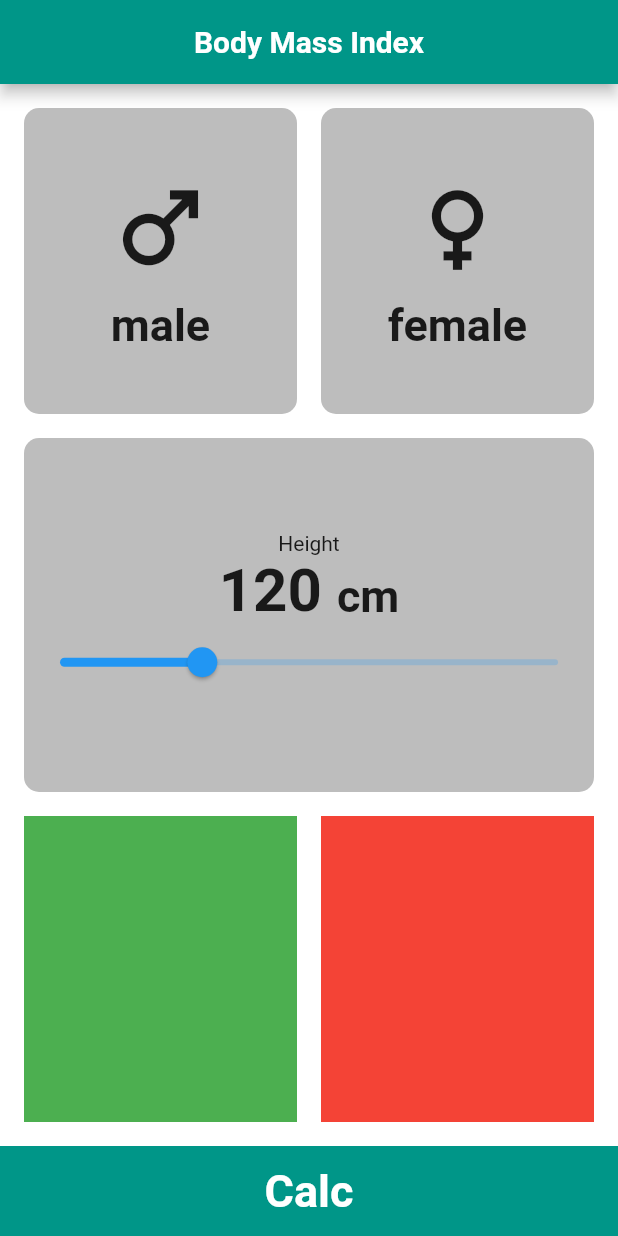
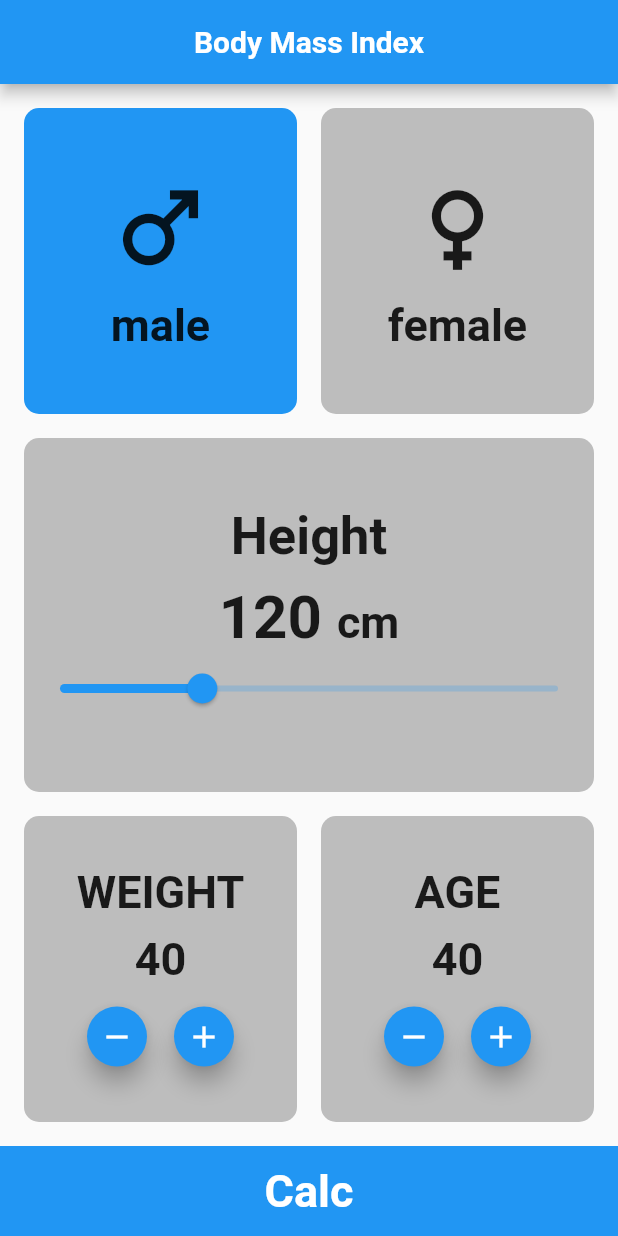
Before and after one commit to Esmail-Sameh/BMI_Calc, a Flutter app: the screen it shows after launch, on a phone screen of 412 x 824 dp. Run offline on Flutter 3.47's test engine with Material 2 defaults, Android fonts, the phone set to English and light mode, and no system bars.

Commit message:
finsh app

```diff
--- a/lib/main.dart
+++ b/lib/main.dart
@@ -1,4 +1,5 @@
 import 'package:bmi_calc/screens/home.dart';
+import 'package:bmi_calc/screens/result.dart';
 import 'package:flutter/material.dart';
 
 void main(){
@@ -16,14 +17,12 @@ class App extends StatelessWidget {
       theme: ThemeData(
         appBarTheme: AppBarTheme(
           centerTitle: true,
-          color: Colors.teal,
           titleTextStyle: TextStyle(
             color: Colors.white,
             fontSize: 20,
             fontWeight: FontWeight.bold,
           ),
         ),
-        scaffoldBackgroundColor: Color(333739),
 
       ),
     );
--- a/lib/screens/home.dart
+++ b/lib/screens/home.dart
@@ -1,3 +1,6 @@
+import 'dart:math';
+
+import 'package:bmi_calc/screens/result.dart';
 import 'package:flutter/material.dart';
 
 class Home extends StatefulWidget {
@@ -9,6 +12,12 @@ class Home extends StatefulWidget {
 
 class _HomeState extends State<Home> {
   double height= 120;
+  int age = 40;
+  int weight = 40;
+  late double result ;
+  bool isMail = true;
+  Color color = Colors.blue;
+
   @override
   Widget build(BuildContext context) {
     return Scaffold(
@@ -25,10 +34,14 @@ class _HomeState extends State<Home> {
                       children: [
                         Expanded(
                           child: GestureDetector(
-                            onTap: (){print("clac on male button");},
+                            onTap: (){
+                              setState(() {
+                                isMail = true;
+                              });
+                            },
                             child: Container(
                               decoration: BoxDecoration(
-                                color: Colors.grey[400],
+                                color: isMail? Colors.blue : Colors.grey[400],
                                 borderRadius: BorderRadius.circular(10),
                               ),
                               child: Column(
@@ -50,10 +63,15 @@ class _HomeState extends State<Home> {
                         ),
                         SizedBox(width: 16,),
                         Expanded(child: GestureDetector(
-                          onTap: (){print("clac on female button");},
+                          onTap: (){
+                            setState(() {
+                              isMail =false;
+                              print(isMail);
+                            });
+                            },
                           child: Container(
                             decoration: BoxDecoration(
-                              color: Colors.grey[400],
+                              color: isMail ? Colors.grey[400] : Colors.blue,
                               borderRadius: BorderRadius.circular(10),
                             ),
                             child: Column(
@@ -90,8 +108,12 @@ class _HomeState extends State<Home> {
                         children: [
                           Text(
                             "Height",
-
+                            style: TextStyle(
+                              fontWeight: FontWeight.bold,
+                              fontSize: 35.0,
+                            ),
                           ),
+                          SizedBox(height: 10,),
                           Row(
                             mainAxisAlignment: MainAxisAlignment.center,
                             crossAxisAlignment: CrossAxisAlignment.baseline,
@@ -136,22 +158,128 @@ class _HomeState extends State<Home> {
                     padding: const EdgeInsets.all(16.0),
                     child: Row(
                       children: [
-                        Expanded(child: Container(
-                          color: Colors.green,
+                        Expanded(
+                          child: Container(
+                          decoration: BoxDecoration(
+                            borderRadius: BorderRadius.circular(10),
+                            color: Colors.grey[400],
+                          ),
+                            child: Column(
+                              mainAxisAlignment: MainAxisAlignment.center,
+                              children: [
+                                Text(
+                                  'WEIGHT',
+                                  style: TextStyle(
+                                    fontSize: 30,
+                                    fontWeight: FontWeight.bold,
+                                  ),
+                                ),
+                                SizedBox(height: 10,),
+                                Text(
+                                  '${weight}',
+                                  style: TextStyle(
+                                    fontSize: 30,
+                                    fontWeight: FontWeight.bold,
+                                  ),
+                                ),
+                                SizedBox(height: 10,),
+                                Row(
+                                  mainAxisAlignment: MainAxisAlignment.center,
+                                  children: [
+                                    FloatingActionButton(
+                                      onPressed: (){
+                                        setState(() {
+                                          weight --;
+                                        });
+                                      },
+                                      child: Icon(Icons.remove),
+                                      mini: true,
+                                      heroTag: 'weight--' ,
+                                    ),
+                                    SizedBox(width: 10,),
+                                    FloatingActionButton(
+                                      onPressed: (){
+                                        setState(() {
+                                          weight ++;
+                                        });
+                                      },
+                                      child: Icon(Icons.add),
+                                      mini: true,
+                                        heroTag: 'weight++'
+                                    ),
+                                  ],
+                                )
+                              ],
+                            ),
                         ),),
                         SizedBox(width: 16,),
-                        Expanded(child: Container(
-                          color: Colors.red,
-                        ),),
+                        Expanded(
+                          child: Container(
+                            decoration: BoxDecoration(
+                              borderRadius: BorderRadius.circular(10),
+                              color: Colors.grey[400],
+                            ),
+                            child: Column(
+                              mainAxisAlignment: MainAxisAlignment.center,
+                              children: [
+                                Text(
+                                  'AGE',
+                                  style: TextStyle(
+                                    fontSize: 30,
+                                    fontWeight: FontWeight.bold,
+                                  ),
+                                ),
+                                SizedBox(height: 10,),
+                                Text(
+                                  '${age}',
+                                  style: TextStyle(
+                                    fontSize: 30,
+                                    fontWeight: FontWeight.bold,
+                                  ),
+                                ),
+                                SizedBox(height: 10,),
+                                Row(
+                                  mainAxisAlignment: MainAxisAlignment.center,
+                                  children: [
+                                    FloatingActionButton(
+                                      onPressed: (){
+                                        setState(() {
+                                          age --;
+                                        });
+                                      },
+                                      child: Icon(Icons.remove),
+                                      mini: true,
+                                      heroTag: 'age--',
+                                    ),
+                                    SizedBox(width: 10,),
+                                    FloatingActionButton(
+                                      onPressed: (){
+                                        setState(() {
+                                          age ++;
+                                        });
+                                      },
+                                      child: Icon(Icons.add),
+                                      mini: true,
+                                      heroTag: 'age++',
+                                    ),
+                                  ],
+                                )
+                              ],
+                            ),
+                          ),),
                       ],
                     ),
                   )),
               Container(
                 width: double.infinity,
-                color: Colors.teal,
+                color: Colors.blue,
                 height: 60,
                 child: MaterialButton(
-                  onPressed: () {print("Done");},
+                  onPressed: () {
+                     result = weight / pow(height / 100, 2);
+                    Navigator.push(context,
+                        MaterialPageRoute(builder: (context) => Result(result: result.toInt(), age: age, isMail: isMail), ));
+                  },
                   child: Text(
                     'Calc',
                     style: TextStyle(
```
Also changed, not shown: lib/screens/result.dart (+63 -0 lines).
